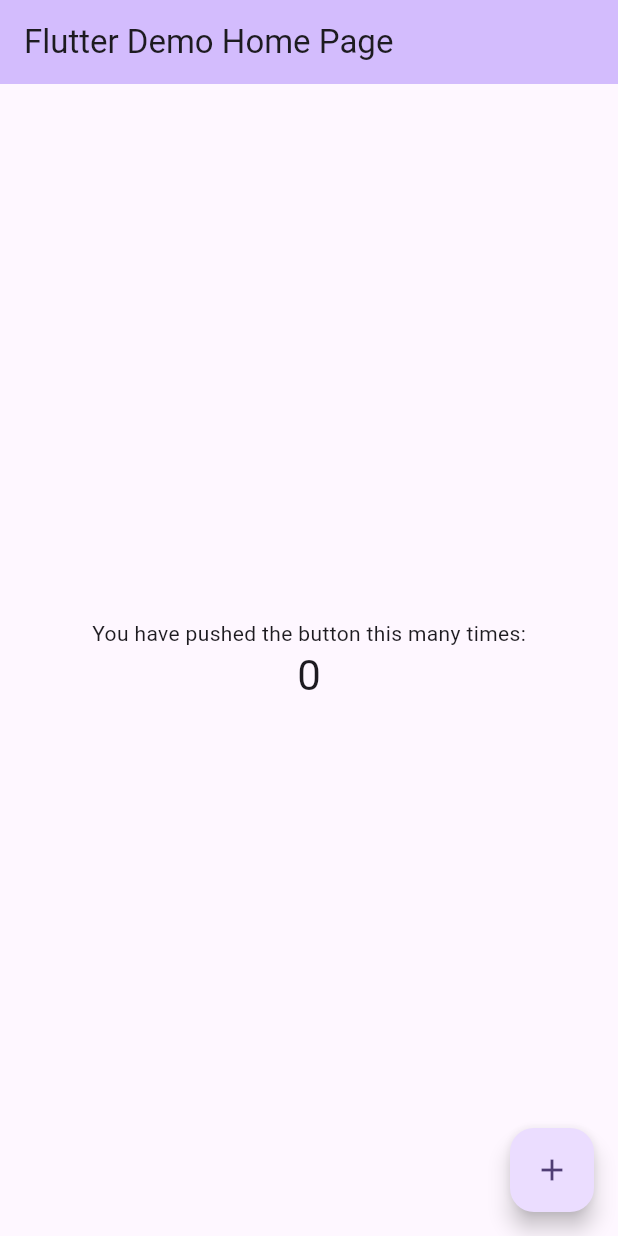
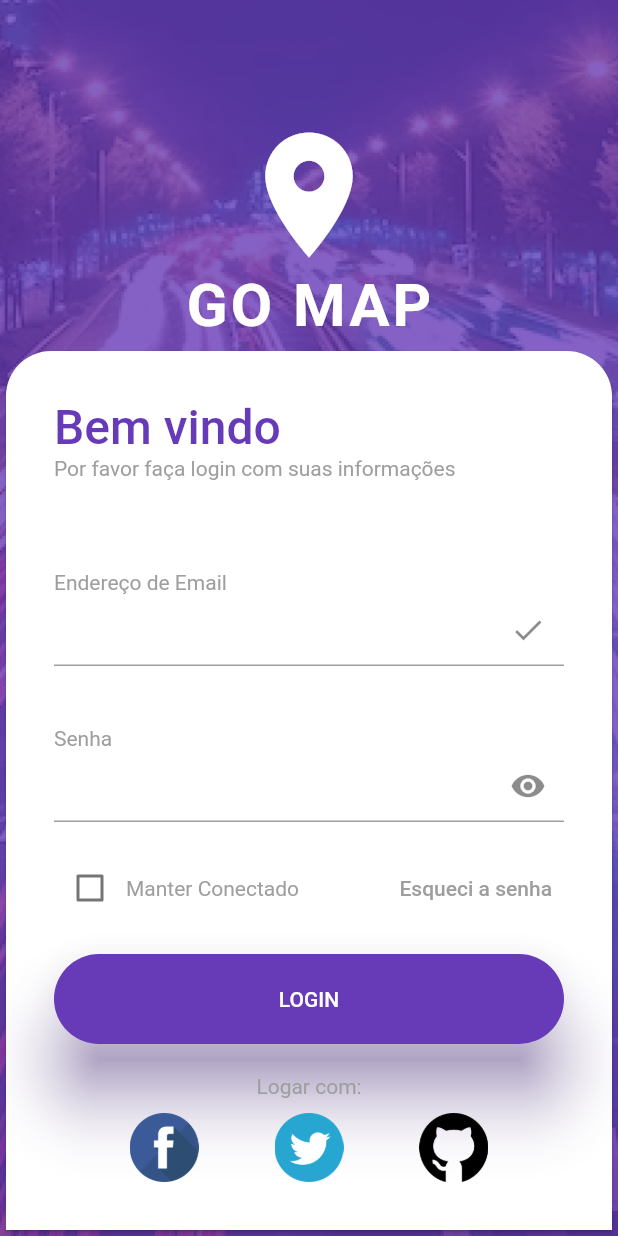
Before and after one commit to Ryan-Matheus/flutter-app, a Flutter app: the screen it shows after launch, on a phone screen of 412 x 824 dp. Run offline on Flutter 3.47's test engine with Material 2 defaults, Android fonts, the phone set to English and light mode, and no system bars.

Commit message:
#commit 003 criando tela de login

```diff
--- /dev/null
+++ b/flutter_app/lib/Login.dart
@@ -0,0 +1,181 @@
+import 'package:flutter/material.dart';
+
+class LoginPage extends StatefulWidget {
+  const LoginPage({super.key});
+
+  @override
+  State<LoginPage> createState() => _LoginPageState();
+}
+
+class _LoginPageState extends State<LoginPage> {
+  late Color myColor;
+  late Size mediaSize;
+  TextEditingController emailController = TextEditingController();
+  TextEditingController passwordController = TextEditingController();
+  bool rememberUser = false;
+
+  @override
+  Widget build(BuildContext context) {
+    myColor = Theme.of(context).primaryColor;
+    mediaSize = MediaQuery.of(context).size;
+    return Container(
+      decoration: BoxDecoration(
+        color: myColor,
+        image: DecorationImage(
+          image: const AssetImage("assets/images/bg.png"),
+          fit: BoxFit.cover,
+          colorFilter:
+              ColorFilter.mode(myColor.withOpacity(0.2), BlendMode.dstATop),
+        ),
+      ),
+      child: Scaffold(
+        backgroundColor: Colors.transparent,
+        body: Stack(children: [
+          Positioned(top: 80, child: _buildTop()),
+          Positioned(bottom: 0, child: _buildBottom()),
+        ]),
+      ),
+    );
+  }
+
+  Widget _buildTop() {
+    return SizedBox(
+      width: mediaSize.width,
+      child: const Column(
+        mainAxisSize: MainAxisSize.min,
+        children: [
+          Icon(
+            Icons.location_on_sharp,
+            size: 100,
+            color: Colors.white,
+          ),
+          Text(
+            "GO MAP",
+            style: TextStyle(
+                color: Colors.white,
+                fontWeight: FontWeight.bold,
+                fontSize: 40,
+                letterSpacing: 2),
+          )
+        ],
+      ),
+    );
+  }
+
+  Widget _buildBottom() {
+    return SizedBox(
+      width: mediaSize.width,
+      child: Card(
+        shape: const RoundedRectangleBorder(
+            borderRadius: BorderRadius.only(
+          topLeft: Radius.circular(30),
+          topRight: Radius.circular(30),
+        )),
+        child: Padding(
+          padding: const EdgeInsets.all(32.0),
+          child: _buildForm(),
+        ),
+      ),
+    );
+  }
+
+  Widget _buildForm() {
+    return Column(
+      crossAxisAlignment: CrossAxisAlignment.start,
+      children: [
+        Text(
+          "Bem vindo",
+          style: TextStyle(
+              color: myColor, fontSize: 32, fontWeight: FontWeight.w500),
+        ),
+        _buildGreyText("Por favor faça login com suas informações"),
+        const SizedBox(height: 60),
+        _buildGreyText("Endereço de Email"),
+        _buildInputField(emailController),
+        const SizedBox(height: 40),
+        _buildGreyText("Senha"),
+        _buildInputField(passwordController, isPassword: true),
+        const SizedBox(height: 20),
+        _buildRememberForgot(),
+        const SizedBox(height: 20),
+        _buildLoginButton(),
+        const SizedBox(height: 20),
+        _buildOtherLogin(),
+      ],
+    );
+  }
+
+  Widget _buildGreyText(String text) {
+    return Text(
+      text,
+      style: const TextStyle(color: Colors.grey),
+    );
+  }
+
+  Widget _buildInputField(TextEditingController controller,
+      {isPassword = false}) {
+    return TextField(
+      controller: controller,
+      decoration: InputDecoration(
+        suffixIcon: isPassword ? Icon(Icons.remove_red_eye) : Icon(Icons.done),
+      ),
+      obscureText: isPassword,
+    );
+  }
+
+  Widget _buildRememberForgot() {
+    return Row(
+      mainAxisAlignment: MainAxisAlignment.spaceBetween,
+      children: [
+        Row(
+          children: [
+            Checkbox(
+                value: rememberUser,
+                onChanged: (value) {
+                  setState(() {
+                    rememberUser = value!;
+                  });
+                }),
+            _buildGreyText("Manter Conectado"),
+          ],
+        ),
+        TextButton(onPressed: () {}, child: _buildGreyText("Esqueci a senha"))
+      ],
+    );
+  }
+
+  Widget _buildLoginButton() {
+    return ElevatedButton(
+      onPressed: () {
+        debugPrint("Email : ${emailController.text}");
+        debugPrint("Password : ${passwordController.text}");
+      },
+      style: ElevatedButton.styleFrom(
+        shape: const StadiumBorder(),
+        elevation: 20,
+        shadowColor: myColor,
+        minimumSize: const Size.fromHeight(60),
+      ),
+      child: const Text("LOGIN"),
+    );
+  }
+
+  Widget _buildOtherLogin() {
+    return Center(
+      child: Column(
+        children: [
+          _buildGreyText("Logar com:"),
+          const SizedBox(height: 10),
+          Row(
+            mainAxisAlignment: MainAxisAlignment.spaceEvenly,
+            children: [
+              Tab(icon: Image.asset("assets/images/facebook.png")),
+              Tab(icon: Image.asset("assets/images/twitter.png")),
+              Tab(icon: Image.asset("assets/images/github.png")),
+            ],
+          )
+        ],
+      ),
+    );
+  }
+}
--- a/flutter_app/lib/main.dart
+++ b/flutter_app/lib/main.dart
@@ -1,4 +1,5 @@
 import 'package:flutter/material.dart';
+import 'package:flutter_app/Login.dart';
 
 void main() {
   runApp(const MyApp());
@@ -7,119 +8,13 @@ void main() {
 class MyApp extends StatelessWidget {
   const MyApp({super.key});
 
-  // This widget is the root of your application.
   @override
   Widget build(BuildContext context) {
     return MaterialApp(
       title: 'Flutter Demo',
-      theme: ThemeData(
-        // This is the theme of your application.
-        //
-        // TRY THIS: Try running your application with "flutter run". You'll see
-        // the application has a blue toolbar. Then, without quitting the app,
-        // try changing the seedColor in the colorScheme below to Colors.green
-        // and then invoke "hot reload" (save your changes or press the "hot
-        // reload" button in a Flutter-supported IDE, or press "r" if you used
-        // the command line to start the app).
-        //
-        // Notice that the counter didn't reset back to zero; the application
-        // state is not lost during the reload. To reset the state, use hot
-        // restart instead.
-        //
-        // This works for code too, not just values: Most code changes can be
-        // tested with just a hot reload.
-        colorScheme: ColorScheme.fromSeed(seedColor: Colors.deepPurple),
-        useMaterial3: true,
-      ),
-      home: const MyHomePage(title: 'Flutter Demo Home Page'),
+      theme: ThemeData(primarySwatch: Colors.deepPurple),
+      home: LoginPage(),
+      debugShowCheckedModeBanner: false,
     );
   }
 }
-
-class MyHomePage extends StatefulWidget {
-  const MyHomePage({super.key, required this.title});
-
-  // This widget is the home page of your application. It is stateful, meaning
-  // that it has a State object (defined below) that contains fields that affect
-  // how it looks.
-
-  // This class is the configuration for the state. It holds the values (in this
-  // case the title) provided by the parent (in this case the App widget) and
-  // used by the build method of the State. Fields in a Widget subclass are
-  // always marked "final".
-
-  final String title;
-
-  @override
-  State<MyHomePage> createState() => _MyHomePageState();
-}
-
-class _MyHomePageState extends State<MyHomePage> {
-  int _counter = 0;
-
-  void _incrementCounter() {
-    setState(() {
-      // This call to setState tells the Flutter framework that something has
-      // changed in this State, which causes it to rerun the build method below
-      // so that the display can reflect the updated values. If we changed
-      // _counter without calling setState(), then the build method would not be
-      // called again, and so nothing would appear to happen.
-      _counter++;
-    });
-  }
-
-  @override
-  Widget build(BuildContext context) {
-    // This method is rerun every time setState is called, for instance as done
-    // by the _incrementCounter method above.
-    //
-    // The Flutter framework has been optimized to make rerunning build methods
-    // fast, so that you can just rebuild anything that needs updating rather
-    // than having to individually change instances of widgets.
-    return Scaffold(
-      appBar: AppBar(
-        // TRY THIS: Try changing the color here to a specific color (to
-        // Colors.amber, perhaps?) and trigger a hot reload to see the AppBar
-        // change color while the other colors stay the same.
-        backgroundColor: Theme.of(context).colorScheme.inversePrimary,
-        // Here we take the value from the MyHomePage object that was created by
-        // the App.build method, and use it to set our appbar title.
-        title: Text(widget.title),
-      ),
-      body: Center(
-        // Center is a layout widget. It takes a single child and positions it
-        // in the middle of the parent.
-        child: Column(
-          // Column is also a layout widget. It takes a list of children and
-          // arranges them vertically. By default, it sizes itself to fit its
-          // children horizontally, and tries to be as tall as its parent.
-          //
-          // Column has various properties to control how it sizes itself and
-          // how it positions its children. Here we use mainAxisAlignment to
-          // center the children vertically; the main axis here is the vertical
-          // axis because Columns are vertical (the cross axis would be
-          // horizontal).
-          //
-          // TRY THIS: Invoke "debug painting" (choose the "Toggle Debug Paint"
-          // action in the IDE, or press "p" in the console), to see the
-          // wireframe for each widget.
-          mainAxisAlignment: MainAxisAlignment.center,
-          children: <Widget>[
-            const Text(
-              'You have pushed the button this many times:',
-            ),
-            Text(
-              '$_counter',
-              style: Theme.of(context).textTheme.headlineMedium,
-            ),
-          ],
-        ),
-      ),
-      floatingActionButton: FloatingActionButton(
-        onPressed: _incrementCounter,
-        tooltip: 'Increment',
-        child: const Icon(Icons.add),
-      ), // This trailing comma makes auto-formatting nicer for build methods.
-    );
-  }
-}
```
Also changed, not shown: flutter_app/pubspec.yaml (+5 -2 lines), flutter_app/pubspec.lock, 2 other files.
